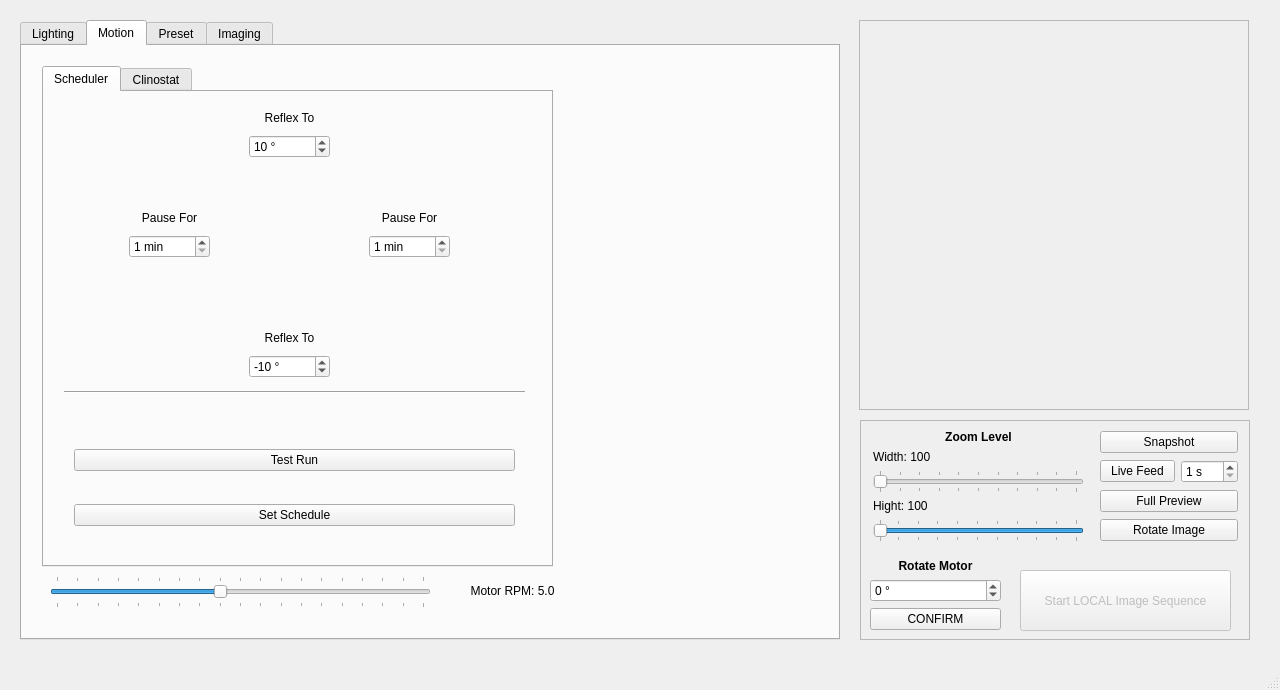
Qt form _ui/FlashLapse_CP.ui (CoCl-Jerry/Flashlapse_Dev) before a commit.
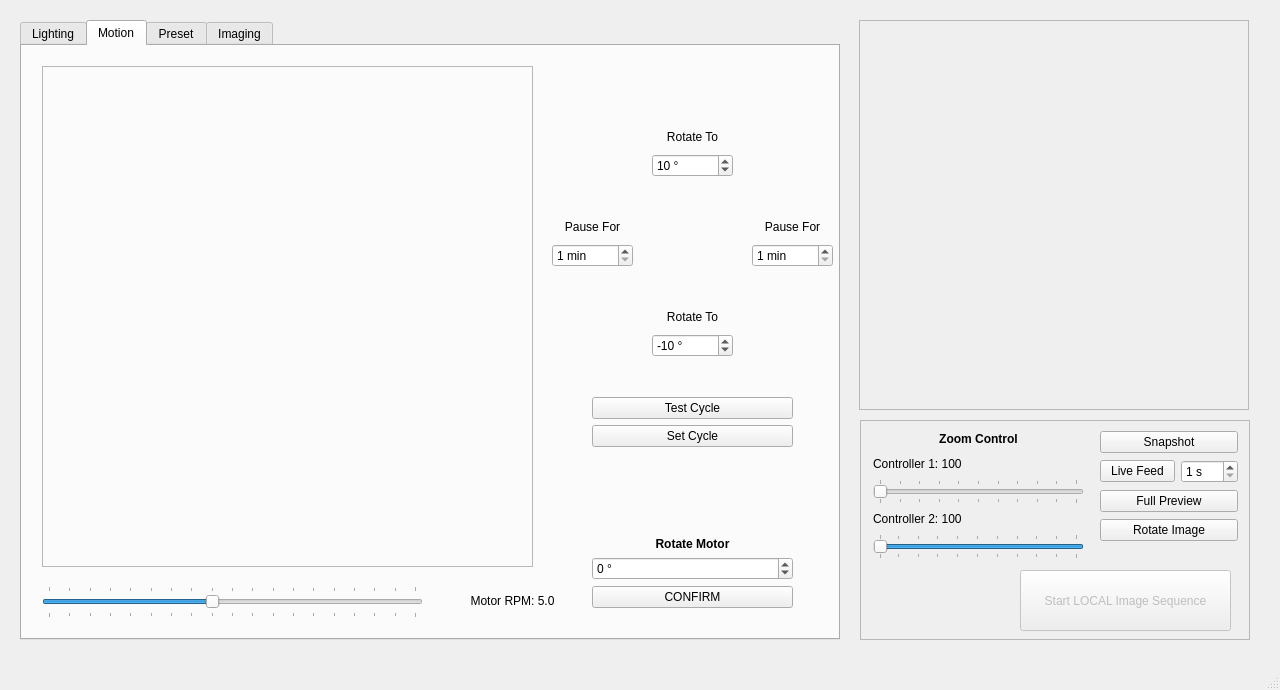
The same form after that commit. The open tabs and pages were chosen to show the change. Icons and pictures are not drawn.

```diff
--- a/_ui/FlashLapse_CP.ui
+++ b/_ui/FlashLapse_CP.ui
@@ -592,447 +592,11 @@
      <attribute name="title">
       <string>Motion</string>
      </attribute>
-     <widget class="QTabWidget" name="motion_tabWidget">
-      <property name="geometry">
-       <rect>
-        <x>20</x>
-        <y>20</y>
-        <width>511</width>
-        <height>501</height>
-       </rect>
-      </property>
-      <property name="currentIndex">
-       <number>0</number>
-      </property>
-      <widget class="QWidget" name="scheduler_tab">
-       <attribute name="title">
-        <string>Scheduler</string>
-       </attribute>
-       <widget class="QWidget" name="verticalLayoutWidget_6">
-        <property name="geometry">
-         <rect>
-          <x>205</x>
-          <y>15</y>
-          <width>81</width>
-          <height>51</height>
-         </rect>
-        </property>
-        <layout class="QVBoxLayout" name="verticalLayout_11">
-         <item>
-          <widget class="QLabel" name="rotate1_label">
-           <property name="text">
-            <string>Reflex To</string>
-           </property>
-           <property name="alignment">
-            <set>Qt::AlignCenter</set>
-           </property>
-          </widget>
-         </item>
-         <item>
-          <widget class="QSpinBox" name="rotate1_spinbox">
-           <property name="suffix">
-            <string> °</string>
-           </property>
-           <property name="minimum">
-            <number>-180</number>
-           </property>
-           <property name="maximum">
-            <number>180</number>
-           </property>
-           <property name="value">
-            <number>10</number>
-           </property>
-          </widget>
-         </item>
-        </layout>
-       </widget>
-       <widget class="QWidget" name="verticalLayoutWidget_7">
-        <property name="geometry">
-         <rect>
-          <x>325</x>
-          <y>115</y>
-          <width>81</width>
-          <height>51</height>
-         </rect>
-        </property>
-        <layout class="QVBoxLayout" name="verticalLayout_14">
-         <item>
-          <widget class="QLabel" name="wait1_label">
-           <property name="text">
-            <string>Pause For</string>
-           </property>
-           <property name="alignment">
-            <set>Qt::AlignCenter</set>
-           </property>
-          </widget>
-         </item>
-         <item>
-          <widget class="QSpinBox" name="wait1_spinbox">
-           <property name="suffix">
-            <string> min</string>
-           </property>
-           <property name="minimum">
-            <number>1</number>
-           </property>
-           <property name="maximum">
-            <number>1440</number>
-           </property>
-          </widget>
-         </item>
-        </layout>
-       </widget>
-       <widget class="QLabel" name="graphic_2">
-        <property name="geometry">
-         <rect>
-          <x>170</x>
-          <y>70</y>
-          <width>150</width>
-          <height>150</height>
-         </rect>
-        </property>
-        <property name="text">
-         <string/>
-        </property>
-        <property name="pixmap">
-         <pixmap>../_image/Scheduler.png</pixmap>
-        </property>
-        <property name="scaledContents">
-         <bool>true</bool>
-        </property>
-       </widget>
-       <widget class="QLabel" name="R1">
-        <property name="geometry">
-         <rect>
-          <x>315</x>
-          <y>35</y>
-          <width>71</width>
-          <height>71</height>
-         </rect>
-        </property>
-        <property name="text">
-         <string/>
-        </property>
-        <property name="pixmap">
-         <pixmap>../_image/R1.png</pixmap>
-        </property>
-        <property name="scaledContents">
-         <bool>true</bool>
-        </property>
-       </widget>
-       <widget class="QWidget" name="verticalLayoutWidget_9">
-        <property name="geometry">
-         <rect>
-          <x>85</x>
-          <y>115</y>
-          <width>81</width>
-          <height>51</height>
-         </rect>
-        </property>
-        <layout class="QVBoxLayout" name="verticalLayout_16">
-         <item>
-          <widget class="QLabel" name="wait2_label">
-           <property name="text">
-            <string>Pause For</string>
-           </property>
-           <property name="alignment">
-            <set>Qt::AlignCenter</set>
-           </property>
-          </widget>
-         </item>
-         <item>
-          <widget class="QSpinBox" name="wait2_spinbox">
-           <property name="suffix">
-            <string> min</string>
-           </property>
-           <property name="minimum">
-            <number>1</number>
-           </property>
-           <property name="maximum">
-            <number>1440</number>
-           </property>
-          </widget>
-         </item>
-        </layout>
-       </widget>
-       <widget class="Line" name="line_2">
-        <property name="geometry">
-         <rect>
-          <x>20</x>
-          <y>290</y>
-          <width>461</width>
-          <height>21</height>
-         </rect>
-        </property>
-        <property name="orientation">
-         <enum>Qt::Horizontal</enum>
-        </property>
-       </widget>
-       <widget class="QLabel" name="R3">
-        <property name="geometry">
-         <rect>
-          <x>105</x>
-          <y>175</y>
-          <width>71</width>
-          <height>71</height>
-         </rect>
-        </property>
-        <property name="text">
-         <string/>
-        </property>
-        <property name="pixmap">
-         <pixmap>../_image/L2.png</pixmap>
-        </property>
-        <property name="scaledContents">
-         <bool>true</bool>
-        </property>
-       </widget>
-       <widget class="QWidget" name="verticalLayoutWidget_8">
-        <property name="geometry">
-         <rect>
-          <x>205</x>
-          <y>235</y>
-          <width>81</width>
-          <height>51</height>
-         </rect>
-        </property>
-        <layout class="QVBoxLayout" name="verticalLayout_15">
-         <item>
-          <widget class="QLabel" name="rotate2_label">
-           <property name="text">
-            <string>Reflex To</string>
-           </property>
-           <property name="alignment">
-            <set>Qt::AlignCenter</set>
-           </property>
-          </widget>
-         </item>
-         <item>
-          <widget class="QSpinBox" name="rotate2_spinbox">
-           <property name="suffix">
-            <string> °</string>
-           </property>
-           <property name="minimum">
-            <number>-180</number>
-           </property>
-           <property name="maximum">
-            <number>180</number>
-           </property>
-           <property name="value">
-            <number>-10</number>
-           </property>
-          </widget>
-         </item>
-        </layout>
-       </widget>
-       <widget class="QLabel" name="R2">
-        <property name="geometry">
-         <rect>
-          <x>315</x>
-          <y>175</y>
-          <width>71</width>
-          <height>71</height>
-         </rect>
-        </property>
-        <property name="text">
-         <string/>
-        </property>
-        <property name="pixmap">
-         <pixmap>../_image/R2.png</pixmap>
-        </property>
-        <property name="scaledContents">
-         <bool>true</bool>
-        </property>
-       </widget>
-       <widget class="QLabel" name="R4">
-        <property name="geometry">
-         <rect>
-          <x>105</x>
-          <y>35</y>
-          <width>71</width>
-          <height>71</height>
-         </rect>
-        </property>
-        <property name="text">
-         <string/>
-        </property>
-        <property name="pixmap">
-         <pixmap>../_image/L1.png</pixmap>
-        </property>
-        <property name="scaledContents">
-         <bool>true</bool>
-        </property>
-       </widget>
-       <widget class="QWidget" name="verticalLayoutWidget_10">
-        <property name="geometry">
-         <rect>
-          <x>30</x>
-          <y>330</y>
-          <width>441</width>
-          <height>132</height>
-         </rect>
-        </property>
-        <layout class="QVBoxLayout" name="verticalLayout_17">
-         <item>
-          <widget class="QPushButton" name="schedulerTest_pushButton">
-           <property name="text">
-            <string>Test Run</string>
-           </property>
-           <property name="checkable">
-            <bool>false</bool>
-           </property>
-           <property name="checked">
-            <bool>false</bool>
-           </property>
-          </widget>
-         </item>
-         <item>
-          <widget class="QPushButton" name="schedulerSet_pushButton">
-           <property name="text">
-            <string>Set Schedule</string>
-           </property>
-          </widget>
-         </item>
-        </layout>
-       </widget>
-      </widget>
-      <widget class="QWidget" name="clinostat_tab">
-       <attribute name="title">
-        <string>Clinostat</string>
-       </attribute>
-       <widget class="QLabel" name="R4_2">
-        <property name="geometry">
-         <rect>
-          <x>105</x>
-          <y>35</y>
-          <width>71</width>
-          <height>71</height>
-         </rect>
-        </property>
-        <property name="text">
-         <string/>
-        </property>
-        <property name="pixmap">
-         <pixmap>../_image/L1.png</pixmap>
-        </property>
-        <property name="scaledContents">
-         <bool>true</bool>
-        </property>
-       </widget>
-       <widget class="QLabel" name="R1_2">
-        <property name="geometry">
-         <rect>
-          <x>315</x>
-          <y>35</y>
-          <width>71</width>
-          <height>71</height>
-         </rect>
-        </property>
-        <property name="text">
-         <string/>
-        </property>
-        <property name="pixmap">
-         <pixmap>../_image/R1.png</pixmap>
-        </property>
-        <property name="scaledContents">
-         <bool>true</bool>
-        </property>
-       </widget>
-       <widget class="QLabel" name="graphic_3">
-        <property name="geometry">
-         <rect>
-          <x>170</x>
-          <y>70</y>
-          <width>150</width>
-          <height>150</height>
-         </rect>
-        </property>
-        <property name="text">
-         <string/>
-        </property>
-        <property name="pixmap">
-         <pixmap>../_image/Scheduler.png</pixmap>
-        </property>
-        <property name="scaledContents">
-         <bool>true</bool>
-        </property>
-       </widget>
-       <widget class="QLabel" name="R3_2">
-        <property name="geometry">
-         <rect>
-          <x>105</x>
-          <y>175</y>
-          <width>71</width>
-          <height>71</height>
-         </rect>
-        </property>
-        <property name="text">
-         <string/>
-        </property>
-        <property name="pixmap">
-         <pixmap>../_image/L2.png</pixmap>
-        </property>
-        <property name="scaledContents">
-         <bool>true</bool>
-        </property>
-       </widget>
-       <widget class="QLabel" name="R2_2">
-        <property name="geometry">
-         <rect>
-          <x>315</x>
-          <y>175</y>
-          <width>71</width>
-          <height>71</height>
-         </rect>
-        </property>
-        <property name="text">
-         <string/>
-        </property>
-        <property name="pixmap">
-         <pixmap>../_image/R2.png</pixmap>
-        </property>
-        <property name="scaledContents">
-         <bool>true</bool>
-        </property>
-       </widget>
-       <widget class="Line" name="line_4">
-        <property name="geometry">
-         <rect>
-          <x>20</x>
-          <y>290</y>
-          <width>461</width>
-          <height>21</height>
-         </rect>
-        </property>
-        <property name="orientation">
-         <enum>Qt::Horizontal</enum>
-        </property>
-       </widget>
-       <widget class="QWidget" name="verticalLayoutWidget_12">
-        <property name="geometry">
-         <rect>
-          <x>30</x>
-          <y>330</y>
-          <width>441</width>
-          <height>132</height>
-         </rect>
-        </property>
-        <layout class="QVBoxLayout" name="verticalLayout_21">
-         <item>
-          <widget class="QPushButton" name="clinostatSet_pushButton">
-           <property name="text">
-            <string>Set Clinostat</string>
-           </property>
-          </widget>
-         </item>
-        </layout>
-       </widget>
-      </widget>
-     </widget>
      <widget class="QLabel" name="motorSpeed_label">
       <property name="geometry">
        <rect>
         <x>430</x>
-        <y>530</y>
+        <y>540</y>
         <width>121</width>
         <height>31</height>
        </rect>
@@ -1044,8 +608,8 @@
      <widget class="QSlider" name="motorSpeed_slider">
       <property name="geometry">
        <rect>
-        <x>28</x>
-        <y>530</y>
+        <x>20</x>
+        <y>540</y>
         <width>381</width>
         <height>32</height>
        </rect>
@@ -1087,6 +651,339 @@
        <number>5</number>
       </property>
      </widget>
+     <widget class="QWidget" name="verticalLayoutWidget_10">
+      <property name="geometry">
+       <rect>
+        <x>570</x>
+        <y>351</y>
+        <width>201</width>
+        <height>211</height>
+       </rect>
+      </property>
+      <layout class="QVBoxLayout" name="verticalLayout_17">
+       <item>
+        <widget class="QPushButton" name="schedulerTest_pushButton">
+         <property name="text">
+          <string>Test Cycle</string>
+         </property>
+         <property name="checkable">
+          <bool>false</bool>
+         </property>
+         <property name="checked">
+          <bool>false</bool>
+         </property>
+        </widget>
+       </item>
+       <item>
+        <widget class="QPushButton" name="schedulerSet_pushButton">
+         <property name="text">
+          <string>Set Cycle</string>
+         </property>
+        </widget>
+       </item>
+       <item>
+        <layout class="QVBoxLayout" name="verticalLayout_22">
+         <item>
+          <spacer name="verticalSpacer_9">
+           <property name="orientation">
+            <enum>Qt::Vertical</enum>
+           </property>
+           <property name="sizeHint" stdset="0">
+            <size>
+             <width>20</width>
+             <height>40</height>
+            </size>
+           </property>
+          </spacer>
+         </item>
+         <item>
+          <widget class="QLabel" name="motor_label">
+           <property name="text">
+            <string>&lt;html&gt;&lt;head/&gt;&lt;body&gt;&lt;p align=&quot;center&quot;&gt;&lt;span style=&quot; font-weight:600;&quot;&gt;Rotate Motor&lt;/span&gt;&lt;/p&gt;&lt;/body&gt;&lt;/html&gt;</string>
+           </property>
+          </widget>
+         </item>
+         <item>
+          <widget class="QSpinBox" name="motor_spinBox">
+           <property name="suffix">
+            <string> °</string>
+           </property>
+           <property name="minimum">
+            <number>-180</number>
+           </property>
+           <property name="maximum">
+            <number>180</number>
+           </property>
+          </widget>
+         </item>
+         <item>
+          <widget class="QPushButton" name="motorConfirm_pushButton">
+           <property name="text">
+            <string>CONFIRM</string>
+           </property>
+          </widget>
+         </item>
+        </layout>
+       </item>
+      </layout>
+     </widget>
+     <widget class="QLabel" name="R1">
+      <property name="geometry">
+       <rect>
+        <x>720</x>
+        <y>100</y>
+        <width>60</width>
+        <height>60</height>
+       </rect>
+      </property>
+      <property name="text">
+       <string/>
+      </property>
+      <property name="pixmap">
+       <pixmap>../_image/R1.png</pixmap>
+      </property>
+      <property name="scaledContents">
+       <bool>true</bool>
+      </property>
+     </widget>
+     <widget class="QWidget" name="verticalLayoutWidget_6">
+      <property name="geometry">
+       <rect>
+        <x>630</x>
+        <y>80</y>
+        <width>81</width>
+        <height>51</height>
+       </rect>
+      </property>
+      <layout class="QVBoxLayout" name="verticalLayout_11">
+       <item>
+        <widget class="QLabel" name="rotate1_label">
+         <property name="text">
+          <string>Rotate To</string>
+         </property>
+         <property name="alignment">
+          <set>Qt::AlignCenter</set>
+         </property>
+        </widget>
+       </item>
+       <item>
+        <widget class="QSpinBox" name="rotate1_spinbox">
+         <property name="suffix">
+          <string> °</string>
+         </property>
+         <property name="minimum">
+          <number>-180</number>
+         </property>
+         <property name="maximum">
+          <number>180</number>
+         </property>
+         <property name="value">
+          <number>10</number>
+         </property>
+        </widget>
+       </item>
+      </layout>
+     </widget>
+     <widget class="QWidget" name="verticalLayoutWidget_7">
+      <property name="geometry">
+       <rect>
+        <x>730</x>
+        <y>170</y>
+        <width>81</width>
+        <height>51</height>
+       </rect>
+      </property>
+      <layout class="QVBoxLayout" name="verticalLayout_14">
+       <item>
+        <widget class="QLabel" name="wait1_label">
+         <property name="text">
+          <string>Pause For</string>
+         </property>
+         <property name="alignment">
+          <set>Qt::AlignCenter</set>
+         </property>
+        </widget>
+       </item>
+       <item>
+        <widget class="QSpinBox" name="wait1_spinbox">
+         <property name="suffix">
+          <string> min</string>
+         </property>
+         <property name="minimum">
+          <number>1</number>
+         </property>
+         <property name="maximum">
+          <number>1440</number>
+         </property>
+        </widget>
+       </item>
+      </layout>
+     </widget>
+     <widget class="QLabel" name="R3">
+      <property name="geometry">
+       <rect>
+        <x>560</x>
+        <y>230</y>
+        <width>60</width>
+        <height>60</height>
+       </rect>
+      </property>
+      <property name="text">
+       <string/>
+      </property>
+      <property name="pixmap">
+       <pixmap>../_image/L2.png</pixmap>
+      </property>
+      <property name="scaledContents">
+       <bool>true</bool>
+      </property>
+     </widget>
+     <widget class="QLabel" name="R4">
+      <property name="geometry">
+       <rect>
+        <x>560</x>
+        <y>100</y>
+        <width>60</width>
+        <height>60</height>
+       </rect>
+      </property>
+      <property name="text">
+       <string/>
+      </property>
+      <property name="pixmap">
+       <pixmap>../_image/L1.png</pixmap>
+      </property>
+      <property name="scaledContents">
+       <bool>true</bool>
+      </property>
+     </widget>
+     <widget class="QWidget" name="verticalLayoutWidget_8">
+      <property name="geometry">
+       <rect>
+        <x>630</x>
+        <y>260</y>
+        <width>81</width>
+        <height>51</height>
+       </rect>
+      </property>
+      <layout class="QVBoxLayout" name="verticalLayout_15">
+       <item>
+        <widget class="QLabel" name="rotate2_label">
+         <property name="text">
+          <string>Rotate To</string>
+         </property>
+         <property name="alignment">
+          <set>Qt::AlignCenter</set>
+         </property>
+        </widget>
+       </item>
+       <item>
+        <widget class="QSpinBox" name="rotate2_spinbox">
+         <property name="suffix">
+          <string> °</string>
+         </property>
+         <property name="minimum">
+          <number>-180</number>
+         </property>
+         <property name="maximum">
+          <number>180</number>
+         </property>
+         <property name="value">
+          <number>-10</number>
+         </property>
+        </widget>
+       </item>
+      </layout>
+     </widget>
+     <widget class="QWidget" name="verticalLayoutWidget_9">
+      <property name="geometry">
+       <rect>
+        <x>530</x>
+        <y>170</y>
+        <width>81</width>
+        <height>51</height>
+       </rect>
+      </property>
+      <layout class="QVBoxLayout" name="verticalLayout_16">
+       <item>
+        <widget class="QLabel" name="wait2_label">
+         <property name="text">
+          <string>Pause For</string>
+         </property>
+         <property name="alignment">
+          <set>Qt::AlignCenter</set>
+         </property>
+        </widget>
+       </item>
+       <item>
+        <widget class="QSpinBox" name="wait2_spinbox">
+         <property name="suffix">
+          <string> min</string>
+         </property>
+         <property name="minimum">
+          <number>1</number>
+         </property>
+         <property name="maximum">
+          <number>1440</number>
+         </property>
+        </widget>
+       </item>
+      </layout>
+     </widget>
+     <widget class="QLabel" name="R2">
+      <property name="geometry">
+       <rect>
+        <x>720</x>
+        <y>230</y>
+        <width>60</width>
+        <height>60</height>
+       </rect>
+      </property>
+      <property name="text">
+       <string/>
+      </property>
+      <property name="pixmap">
+       <pixmap>../_image/R2.png</pixmap>
+      </property>
+      <property name="scaledContents">
+       <bool>true</bool>
+      </property>
+     </widget>
+     <widget class="QFrame" name="frame">
+      <property name="geometry">
+       <rect>
+        <x>20</x>
+        <y>20</y>
+        <width>491</width>
+        <height>501</height>
+       </rect>
+      </property>
+      <property name="frameShape">
+       <enum>QFrame::StyledPanel</enum>
+      </property>
+      <property name="frameShadow">
+       <enum>QFrame::Raised</enum>
+      </property>
+      <widget class="QLabel" name="graphic_2">
+       <property name="geometry">
+        <rect>
+         <x>45</x>
+         <y>50</y>
+         <width>400</width>
+         <height>400</height>
+        </rect>
+       </property>
+       <property name="text">
+        <string/>
+       </property>
+       <property name="pixmap">
+        <pixmap>../_image/Scheduler.png</pixmap>
+       </property>
+       <property name="scaledContents">
+        <bool>true</bool>
+       </property>
+      </widget>
+     </widget>
     </widget>
     <widget class="QWidget" name="preset_tab">
      <attribute name="title">
@@ -1552,58 +1449,6 @@
     <property name="frameShadow">
      <enum>QFrame::Raised</enum>
     </property>
-    <widget class="QWidget" name="verticalLayoutWidget_15">
-     <property name="geometry">
-      <rect>
-       <x>10</x>
-       <y>130</y>
-       <width>131</width>
-       <height>80</height>
-      </rect>
-     </property>
-     <layout class="QVBoxLayout" name="verticalLayout_22">
-      <item>
-       <spacer name="verticalSpacer_9">
-        <property name="orientation">
-         <enum>Qt::Vertical</enum>
-        </property>
-        <property name="sizeHint" stdset="0">
-         <size>
-          <width>20</width>
-          <height>40</height>
-         </size>
-        </property>
-       </spacer>
-      </item>
-      <item>
-       <widget class="QLabel" name="motor_label">
-        <property name="text">
-         <string>&lt;html&gt;&lt;head/&gt;&lt;body&gt;&lt;p align=&quot;center&quot;&gt;&lt;span style=&quot; font-weight:600;&quot;&gt;Rotate Motor&lt;/span&gt;&lt;/p&gt;&lt;/body&gt;&lt;/html&gt;</string>
-        </property>
-       </widget>
-      </item>
-      <item>
-       <widget class="QSpinBox" name="motor_spinBox">
-        <property name="suffix">
-         <string> °</string>
-        </property>
-        <property name="minimum">
-         <number>-180</number>
-        </property>
-        <property name="maximum">
-         <number>180</number>
-        </property>
-       </widget>
-      </item>
-      <item>
-       <widget class="QPushButton" name="motorConfirm_pushButton">
-        <property name="text">
-         <string>CONFIRM</string>
-        </property>
-       </widget>
-      </item>
-     </layout>
-    </widget>
     <widget class="QWidget" name="verticalLayoutWidget_5">
      <property name="geometry">
       <rect>
@@ -1673,21 +1518,21 @@
        <x>13</x>
        <y>10</y>
        <width>211</width>
-       <height>111</height>
+       <height>129</height>
       </rect>
      </property>
      <layout class="QVBoxLayout" name="verticalLayout_12">
       <item>
        <widget class="QLabel" name="AOI_label_3">
         <property name="text">
-         <string>&lt;html&gt;&lt;head/&gt;&lt;body&gt;&lt;p align=&quot;center&quot;&gt;&lt;span style=&quot; font-weight:600;&quot;&gt;Zoom Level&lt;/span&gt;&lt;/p&gt;&lt;/body&gt;&lt;/html&gt;</string>
+         <string>&lt;html&gt;&lt;head/&gt;&lt;body&gt;&lt;p align=&quot;center&quot;&gt;&lt;span style=&quot; font-weight:600;&quot;&gt;Zoom Control&lt;/span&gt;&lt;/p&gt;&lt;/body&gt;&lt;/html&gt;</string>
         </property>
        </widget>
       </item>
       <item>
        <widget class="QLabel" name="xAxis_label">
         <property name="text">
-         <string>Width: 100</string>
+         <string>Controller 1: 100</string>
         </property>
        </widget>
       </item>
@@ -1707,7 +1552,7 @@
       <item>
        <widget class="QLabel" name="yAxis_label">
         <property name="text">
-         <string>Hight: 100</string>
+         <string>Controller 2: 100</string>
         </property>
        </widget>
       </item>
```
Left out of the diff: 20 changed lines with no effect on the pictures.
